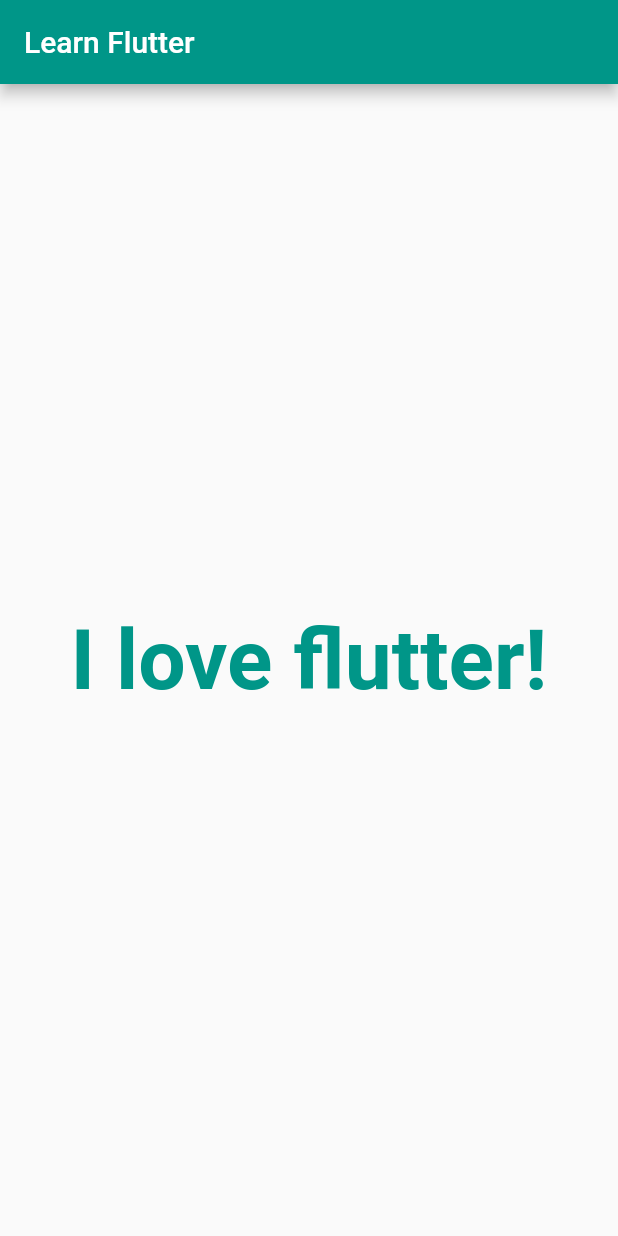
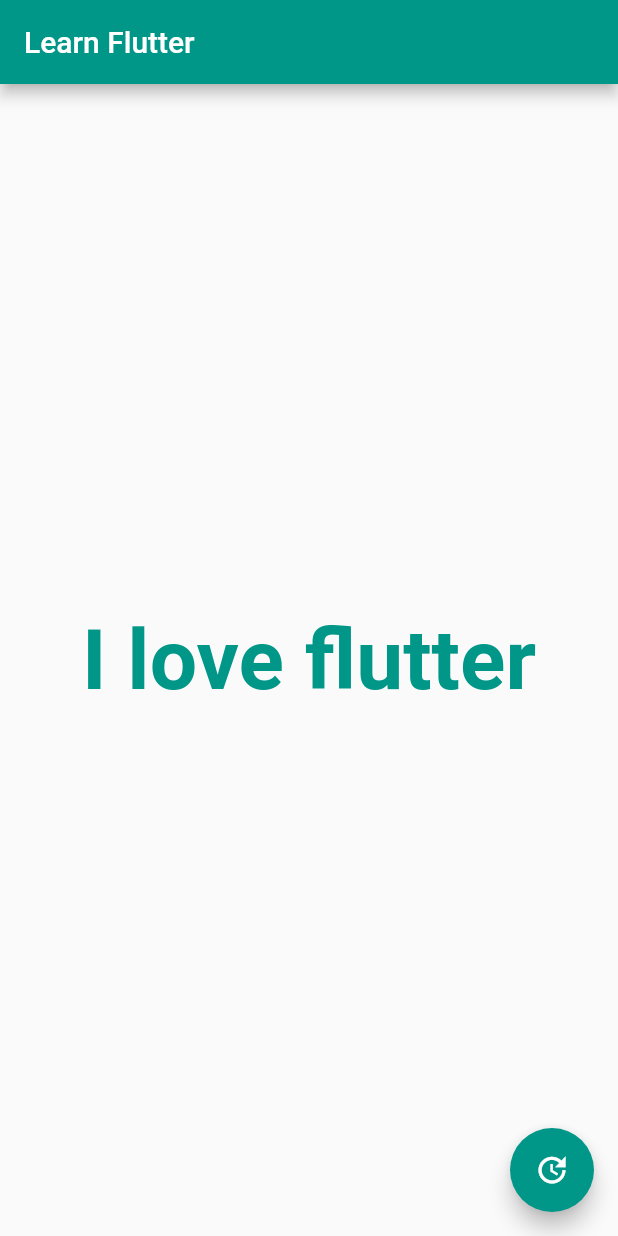
Before and after one commit to cyclicsoft/flutter_learn, a Flutter app: the screen it shows after launch, on a phone screen of 412 x 824 dp. Run offline on Flutter 3.47's test engine with Material 2 defaults, Android fonts, the phone set to English and light mode, and no system bars.

Commit message:
[12] Updating body text on Button Press   - add a floating button to the body   - call method on button press   - update the text inside method   - NB: $var_name can be used to access variable   - NB: In flutter Every time text updated the widget recreates rather updating only Text (Don't worry flutter has native performance)

```diff
--- a/lib/main.dart
+++ b/lib/main.dart
@@ -1,3 +1,5 @@
+import 'dart:developer';
+
 import 'package:flutter/material.dart';
 
 void main() {
@@ -26,8 +28,13 @@
 
 class _HomePageState extends State<HomePage> {
 
-  String bodyText = "I love flutter!";
+  String _bodyText = "I love flutter";
+  void _updateBodyText() {
+    setState(() {
+      _bodyText = "pressed";
+    });
 
+  }
   @override
   Widget build(BuildContext context) {
     return Scaffold(
@@ -36,7 +43,7 @@
       ),
       body: Center(
         child: Text(
-          bodyText,
+          '$_bodyText',
           style: TextStyle(
               color: Colors.teal,
               fontFamily: 'sans-serif',
@@ -45,6 +52,11 @@
           ),
         ),
       ),
+      floatingActionButton: FloatingActionButton(
+        onPressed: _updateBodyText,
+        tooltip: 'Update Body Text',
+        child: Icon(Icons.update),
+      ),
     );
   }
 }
```
